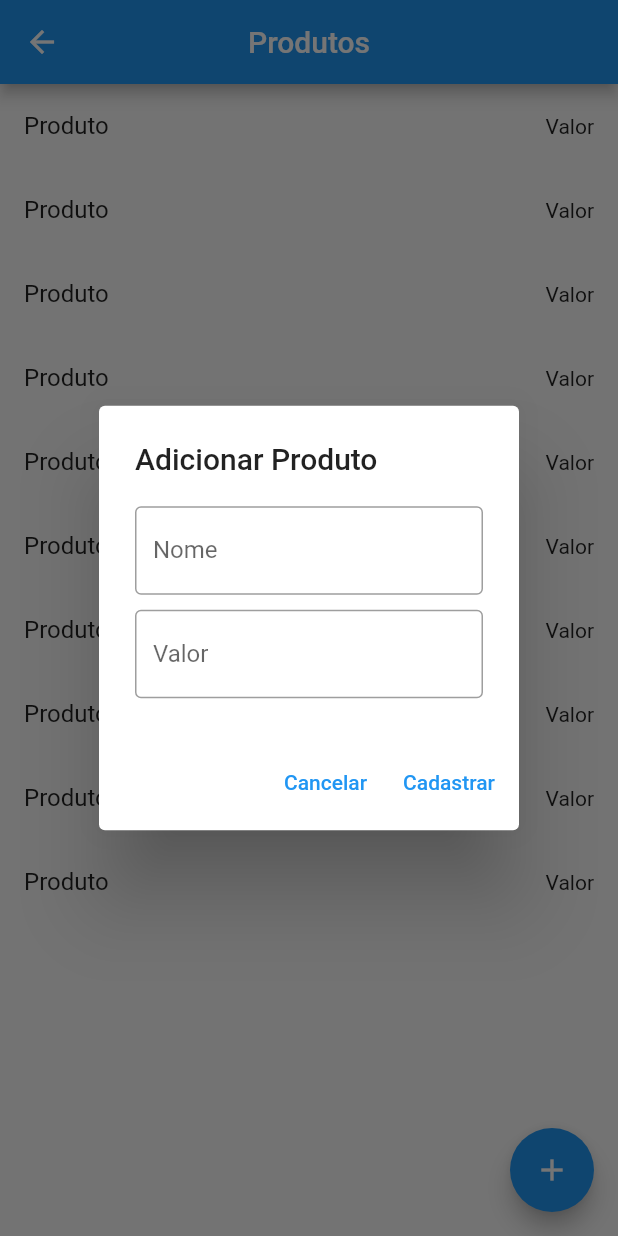
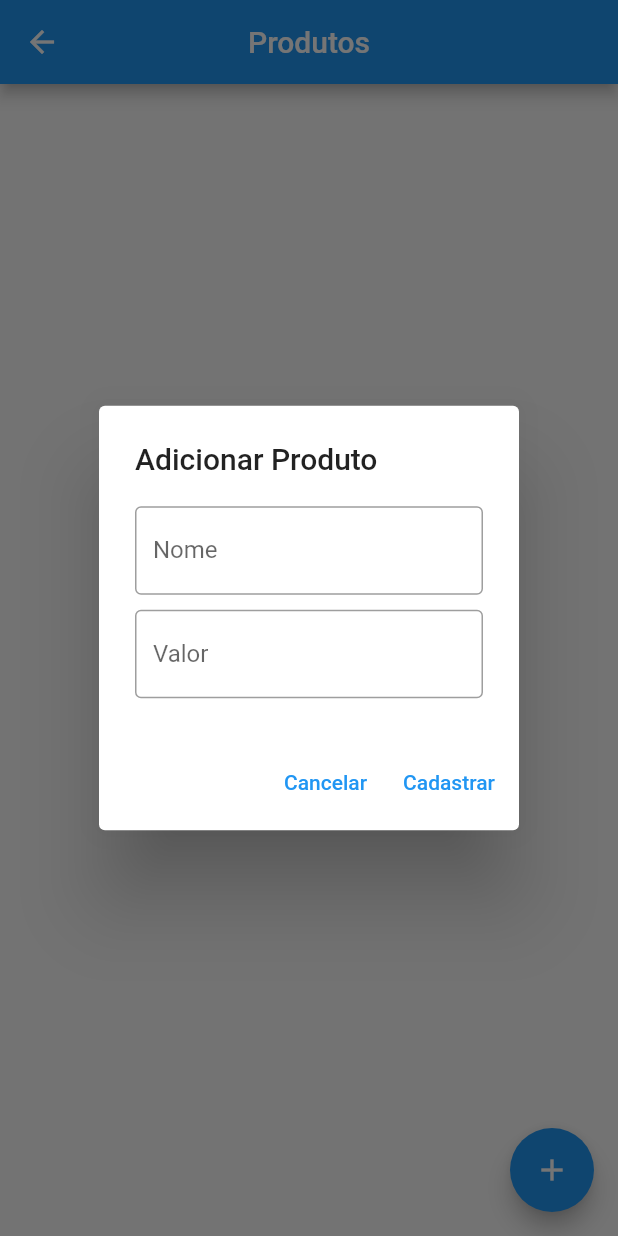
Before and after one commit to thiagothisan/pedidos, a Flutter app: the ProdutosView screen opened by its route, after a tap on the "add" icon, on a phone screen of 412 x 824 dp. Run offline on Flutter 3.47's test engine with Material 2 defaults, Android fonts, the phone set to English and light mode, and no system bars; our stand-ins replace flutter_mobx, mobx, sqflite; accounts and stored records are empty; generated files the repository leaves out were written again.

Commit message:
Adicionado produto_controller

```diff
--- /dev/null
+++ b/lib/controllers/produto_controller.dart
@@ -0,0 +1,28 @@
+import 'package:mobx/mobx.dart';
+import 'package:pedidos/interfaces/produto_repository_interface.dart';
+import 'package:pedidos/models/produto_model.dart';
+import 'package:pedidos/repositories/produto_repository.dart';
+part 'produto_controller.g.dart';
+
+class ProdutoController = _ProdutoControllerBase with _$ProdutoController;
+
+abstract class _ProdutoControllerBase with Store {
+  IProdutoRepository _produtoRepository = ProdutoRepository();
+
+  @observable
+  ObservableList<Produto> listProdutos = ObservableList.of([]);
+
+  @action
+  getProdutos() async {
+    listProdutos.clear();
+    listProdutos = ObservableList.of(await _produtoRepository.getProdutos());
+    print("getProdutos: $listProdutos");
+  }
+
+  save(Produto? model) async {
+    model!.situacao = 'ATIVO';
+    print("save: $model");
+    await _produtoRepository.insertProduto(model);
+    await getProdutos();
+  }
+}
--- a/lib/views/produtos/produto_form.dart
+++ b/lib/views/produtos/produto_form.dart
@@ -1,8 +1,14 @@
 import 'package:flutter/material.dart';
+
+import 'package:pedidos/controllers/produto_controller.dart';
 import 'package:pedidos/models/produto_model.dart';
 
 class ProdutoForm extends StatefulWidget {
-  const ProdutoForm({Key? key}) : super(key: key);
+  final ProdutoController controller;
+  const ProdutoForm({
+    Key? key,
+    required this.controller,
+  }) : super(key: key);
 
   @override
   _ProdutoFormState createState() => _ProdutoFormState();
@@ -71,7 +77,7 @@ class _ProdutoFormState extends State<ProdutoForm> {
           onPressed: () async {
             if (formKey.currentState!.validate()) {
               formKey.currentState!.save();
-
+              await widget.controller.save(_produto);
               Navigator.pop(context);
             }
           },
--- a/lib/views/produtos/produtos_view.dart
+++ b/lib/views/produtos/produtos_view.dart
@@ -1,4 +1,6 @@
 import 'package:flutter/material.dart';
+import 'package:flutter_mobx/flutter_mobx.dart';
+import 'package:pedidos/controllers/produto_controller.dart';
 import 'package:pedidos/views/produtos/produto_form.dart';
 
 class ProdutosView extends StatefulWidget {
@@ -9,6 +11,7 @@ class ProdutosView extends StatefulWidget {
 }
 
 class _ProdutosViewState extends State<ProdutosView> {
+  final ProdutoController _controller = ProdutoController();
   @override
   Widget build(BuildContext context) {
     return Scaffold(
@@ -17,6 +20,7 @@ class _ProdutosViewState extends State<ProdutosView> {
         centerTitle: true,
       ),
       body: FutureBuilder(
+          future: _controller.getProdutos(),
           builder: (BuildContext context, AsyncSnapshot snapshot) {
             if (snapshot.connectionState == ConnectionState.waiting) {
               return Center(
@@ -28,13 +32,16 @@ class _ProdutosViewState extends State<ProdutosView> {
                   child: Text('Ocorreu um erro'),
                 );
               } else {
+                return Observer(builder: (_) {
                   return ListView.builder(
-                itemCount: 10,
+                      itemCount: _controller.listProdutos.length,
                       itemBuilder: (context, index) {
                         return ListTile(
-                    title: Text('Produto'),
-                    trailing: Text('Valor'),
+                          title: Text(_controller.listProdutos[index].nome),
+                          trailing: Text(
+                              _controller.listProdutos[index].valor.toString()),
                         );
+                      });
                 });
               }
             }
@@ -44,7 +51,9 @@ class _ProdutosViewState extends State<ProdutosView> {
           showDialog(
               context: context,
               builder: (BuildContext context) {
-                return ProdutoForm();
+                return ProdutoForm(
+                  controller: _controller,
+                );
               });
         },
         child: const Icon(
--- a/pubspec.yaml
+++ b/pubspec.yaml
@@ -75,4 +75,4 @@ flutter:
 scripts:
   build: flutter pub run build_runner build
   clean: flutter pub run build_runner clean
-  mobx: flutter pub run build_runner watch --delete-conflicting-output
+  mobx: flutter pub run build_runner watch --delete-conflicting-outputs
```
Also changed, not shown: lib/models/produto_model.dart (+9 -0 lines), lib/controllers/produto_controller.g.dart (added). Lines whose indentation alone changed are shown as unchanged.
